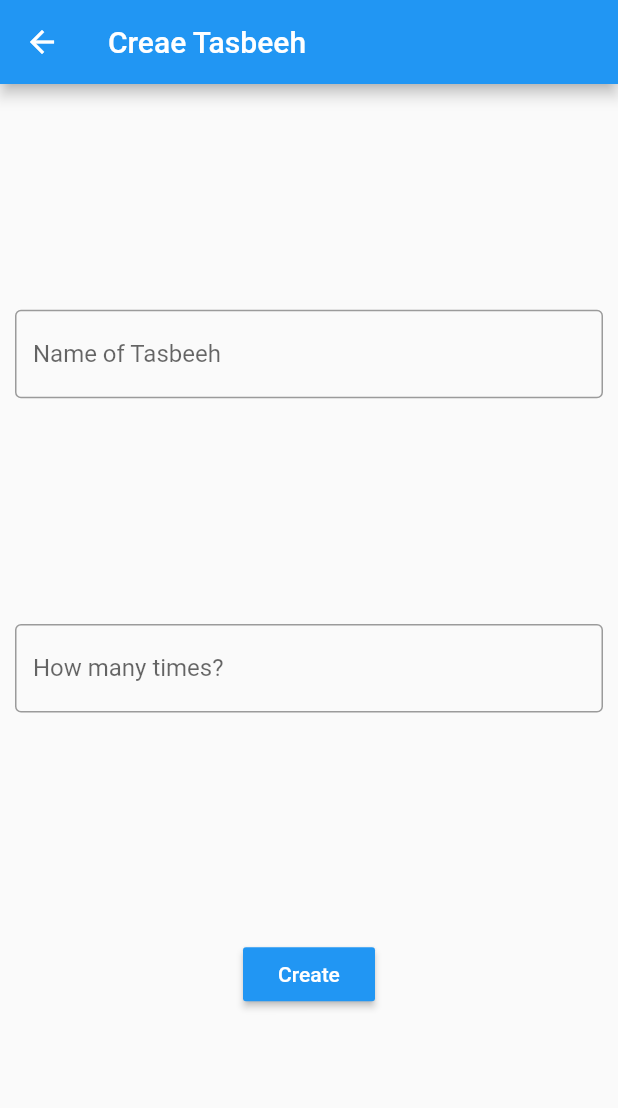
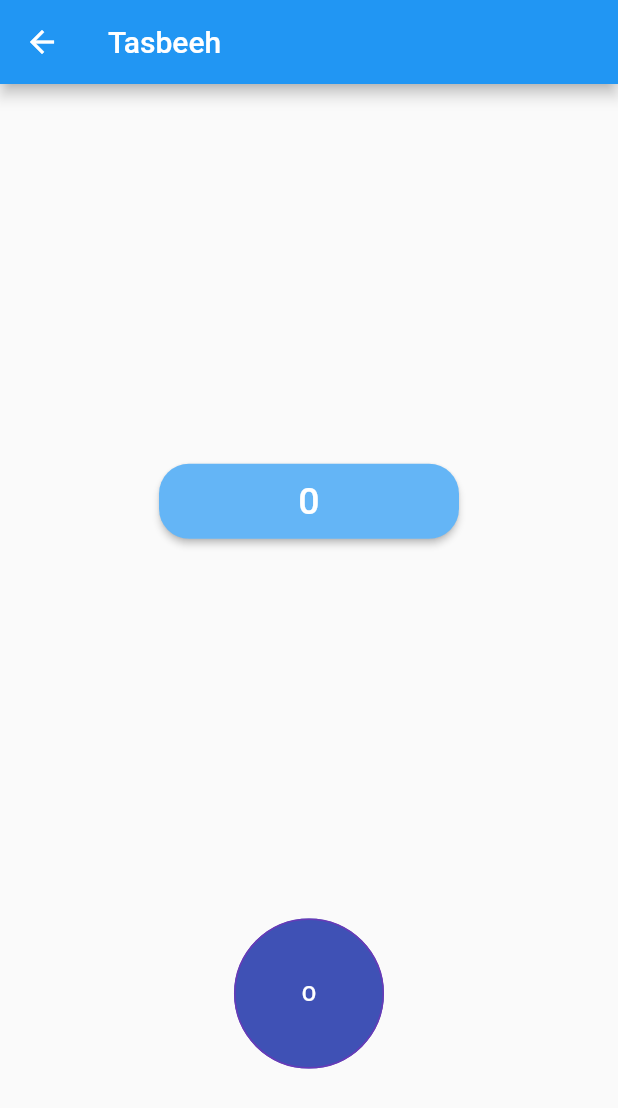
Before and after one commit to suleman24/Mobile-Apps, a Flutter app: the create screen opened directly, after a tap on "Create", on a phone screen of 412 x 824 dp. Shown: the top 1108 px of the screen. Run offline on Flutter 3.47's test engine with Material 2 defaults, Android fonts, the phone set to English and light mode, and no system bars; our stand-ins replace font_awesome_flutter, rflutter_alert; missing offline and left inert: splash_screen_view.

Commit message:
Tasbeeh page and homepage updated

```diff
--- a/Tasbeeh App (Mid)/tasbeeh/lib/create.dart
+++ b/Tasbeeh App (Mid)/tasbeeh/lib/create.dart
@@ -1,5 +1,6 @@
 import 'package:flutter/cupertino.dart';
 import 'package:flutter/material.dart';
+import 'tasbeeh.dart';
 
 class create extends StatefulWidget {
   @override
@@ -17,7 +18,7 @@ class _createState extends State<create> {
   Widget build(BuildContext context) {
     return Scaffold(
       appBar: AppBar(
-        title: Text('Creae Tasbeeh'),
+        title: Text('Create Tasbeeh'),
       ),
       body: SafeArea(
         child: Padding(
@@ -61,6 +62,8 @@ class _createState extends State<create> {
                        color: Colors.blue,
                        child: Text('Create'),
                        onPressed:(){
+                         Navigator.push(context,
+                             MaterialPageRoute(builder: (context) => tasbeeh()));
                          setState(() {
                            name=tname;
                            count=tcount;
--- a/Tasbeeh App (Mid)/tasbeeh/lib/home.dart
+++ b/Tasbeeh App (Mid)/tasbeeh/lib/home.dart
@@ -49,14 +49,14 @@ class home extends StatelessWidget {
                                 // changing from 200 to 150 as to look better
                                 height: 120.0,
                                 width: 120.0,
-                                // child: ClipOval(
-                                //   child: Image(
-                                //     fit: BoxFit.cover,
-                                //     image: AssetImage(
-                                //       'images/truefalse.png',
-                                //     ),
-                                //   ),
-                                // ),
+                                child: ClipOval(
+                                  child: Image(
+                                    fit: BoxFit.cover,
+                                    image: AssetImage(
+                                      'images/tasbeehh.png',
+                                    ),
+                                  ),
+                                ),
                               ),
                             ),
                           ),
@@ -100,14 +100,14 @@ class home extends StatelessWidget {
                                 // changing from 200 to 150 as to look better
                                 height: 120.0,
                                 width: 120.0,
-                                // child: ClipOval(
-                                //   child: Image(
-                                //     fit: BoxFit.cover,
-                                //     image: AssetImage(
-                                //       'images/truefalse.png',
-                                //     ),
-                                //   ),
-                                // ),
+                                child: ClipOval(
+                                  child: Image(
+                                    fit: BoxFit.cover,
+                                    image: AssetImage(
+                                      'images/tasbeeh1.png',
+                                    ),
+                                  ),
+                                ),
                               ),
                             ),
                           ),
@@ -151,14 +151,14 @@ class home extends StatelessWidget {
                                 // changing from 200 to 150 as to look better
                                 height: 120.0,
                                 width: 120.0,
-                                // child: ClipOval(
-                                //   child: Image(
-                                //     fit: BoxFit.cover,
-                                //     image: AssetImage(
-                                //       'images/truefalse.png',
-                                //     ),
-                                //   ),
-                                // ),
+                                child: ClipOval(
+                                  child: Image(
+                                    fit: BoxFit.cover,
+                                    image: AssetImage(
+                                      'images/tasbeeh2.png',
+                                    ),
+                                  ),
+                                ),
                               ),
                             ),
                           ),
--- /dev/null
+++ b/Tasbeeh App (Mid)/tasbeeh/lib/tasbeeh.dart
@@ -0,0 +1,97 @@
+import 'package:flutter/cupertino.dart';
+import 'package:flutter/material.dart';
+
+class tasbeeh extends StatefulWidget {
+  @override
+  _tasbeehState createState() => _tasbeehState();
+}
+
+class _tasbeehState extends State<tasbeeh> {
+
+  var counter=0;
+
+  @override
+  Widget build(BuildContext context) {
+    return Scaffold(
+      appBar: AppBar(
+        title: Text('Tasbeeh'),
+      ),
+      body: SafeArea(
+        child: Padding(
+          padding: EdgeInsets.symmetric(horizontal: 10.0),
+          child: Column(
+            mainAxisAlignment: MainAxisAlignment.spaceEvenly,
+            children: [
+
+
+              SizedBox(
+                height: 30,
+              ),
+
+              Row(
+                mainAxisAlignment: MainAxisAlignment.center,
+                children: [
+                  SizedBox(
+                    width: 200,
+                    height:50,
+                    child:  ElevatedButton(
+                        style: ButtonStyle(
+                            backgroundColor: MaterialStateProperty.all(Colors.blue[300]),
+
+                            shape:MaterialStateProperty.all(
+                                RoundedRectangleBorder(
+                                  borderRadius: BorderRadius.circular(20.0),
+
+                                )
+                            )
+
+                        ),
+
+
+                        onPressed: () {
+
+                        },
+                        child: Text("$counter",style: TextStyle(color: Colors.white,fontSize: 25),)),
+                  ),
+
+                ],
+              ),
+              SizedBox(
+                height:30,
+              ),
+
+              SizedBox(
+                height: 100,
+                width: 100,
+
+                child: TextButton(onPressed: ()
+                    {
+                      setState(() {
+                        counter++;
+                      });
+                    }
+                    ,
+                    child:
+                Text('O',style: TextStyle(color: Colors.white),),
+
+                  style: ButtonStyle(
+                    backgroundColor: MaterialStateProperty.all(Colors.indigo),
+                      shape:MaterialStateProperty.all(
+                          RoundedRectangleBorder(
+                            borderRadius: BorderRadius.circular(50.0),
+                            side: BorderSide(color:Colors.deepPurple),
+
+                          )
+                      )
+
+                  ),
+
+                ),
+              )
+            ],
+          ),
+        ),
+      ),
+    );
+  }
+}
--- a/Tasbeeh App (Mid)/tasbeeh/pubspec.yaml
+++ b/Tasbeeh App (Mid)/tasbeeh/pubspec.yaml
@@ -61,9 +61,8 @@ flutter:
   uses-material-design: true
 
   # To add assets to your application, add an assets section, like this:
-  # assets:
-  #   - images/a_dot_burr.jpeg
-  #   - images/a_dot_ham.jpeg
+  assets:
+    - images/
 
   # An image asset can refer to one or more resolution-specific "variants", see
   # https://flutter.dev/assets-and-images/#resolution-aware.
```
Also changed, not shown: Tasbeeh App (Mid)/tasbeeh/images/tasbeeh1.png (added), Tasbeeh App (Mid)/tasbeeh/images/tasbeeh2.png (added), Tasbeeh App (Mid)/tasbeeh/images/tasbeehh.png (added).
